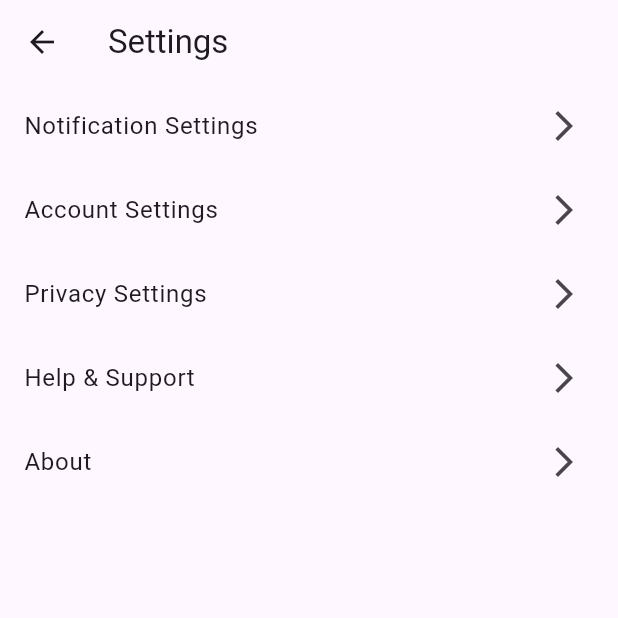
After one commit to jackbowden/flake, a Flutter app: the screen it shows once a user with an empty profile is signed in, item 4 of the bottom bar chosen, after a tap on "Notification Settings", on a phone screen of 412 x 824 dp, the top half of it. The commit adds this screen. Run offline on Flutter 3.47's test engine with Material 3 defaults, Android fonts, the phone set to English and light mode, and no system bars; our stand-ins replace firebase_auth, firebase_core; accounts and stored records are empty.

Commit message:
Add SettingsPage and navigation from EventPage

```diff
--- a/lib/events.dart
+++ b/lib/events.dart
@@ -1,6 +1,7 @@
 import 'package:flutter/material.dart';
 import 'login_page.dart'; // Import LoginPage
 import 'package:firebase_auth/firebase_auth.dart';
+import 'settings_page.dart'; // Import SettingsPage
 
 class EventPage extends StatefulWidget {
   @override
@@ -175,6 +176,12 @@ class _EventPageState extends State<EventPage> {
     setState(() {
       _selectedIndex = index;
     });
+    if (index == 3) {
+      Navigator.push(
+        context,
+        MaterialPageRoute(builder: (context) => const SettingsPage()),
+      );
+    }
   }
 }
 
--- a/lib/main.dart
+++ b/lib/main.dart
@@ -4,6 +4,7 @@ import 'firebase_options.dart';
 import 'package:firebase_auth/firebase_auth.dart';
 import 'login_carousel_page.dart'; // Import LoginCarouselPage
 import 'events.dart'; // Import EventPage
+import 'settings_page.dart'; // Import SettingsPage
 
 void main() async {
   // Ensure that plugin services are initialized before calling runApp.
--- /dev/null
+++ b/lib/settings_page.dart
@@ -0,0 +1,53 @@
+import 'package:flutter/material.dart';
+
+class SettingsPage extends StatelessWidget {
+  const SettingsPage({Key? key}) : super(key: key);
+
+  @override
+  Widget build(BuildContext context) {
+    return Scaffold(
+      appBar: AppBar(
+        title: const Text('Settings'),
+      ),
+      body: ListView(
+        children: <Widget>[
+          ListTile(
+            title: const Text('Notification Settings'),
+            trailing: const Icon(Icons.arrow_forward_ios),
+            onTap: () {
+              // Navigate to Notification Settings
+            },
+          ),
+          ListTile(
+            title: const Text('Account Settings'),
+            trailing: const Icon(Icons.arrow_forward_ios),
+            onTap: () {
+              // Navigate to Account Settings
+            },
+          ),
+          ListTile(
+            title: const Text('Privacy Settings'),
+            trailing: const Icon(Icons.arrow_forward_ios),
+            onTap: () {
+              // Navigate to Privacy Settings
+            },
+          ),
+          ListTile(
+            title: const Text('Help & Support'),
+            trailing: const Icon(Icons.arrow_forward_ios),
+            onTap: () {
+              // Navigate to Help & Support
+            },
+          ),
+          ListTile(
+            title: const Text('About'),
+            trailing: const Icon(Icons.arrow_forward_ios),
+            onTap: () {
+              // Navigate to About
+            },
+          ),
+        ],
+      ),
+    );
+  }
+}
```
